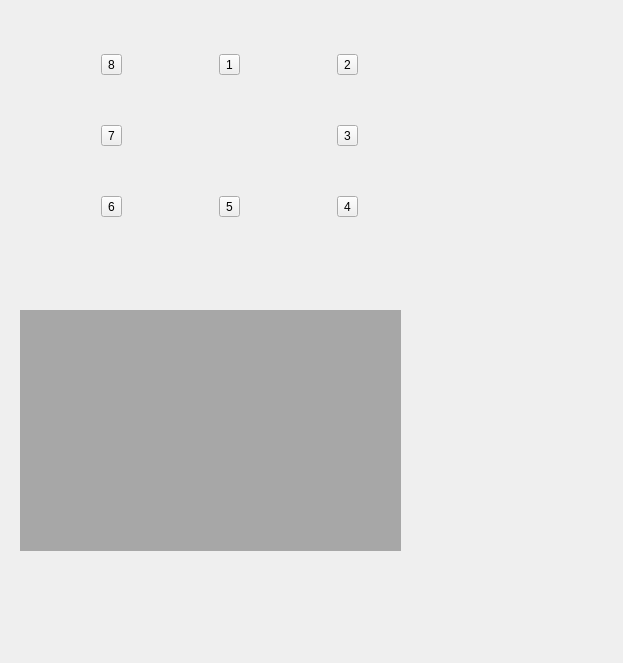
Before: the Qt Designer form podwindow.ui in Mayazure/MyoControl, drawn with Qt 5.
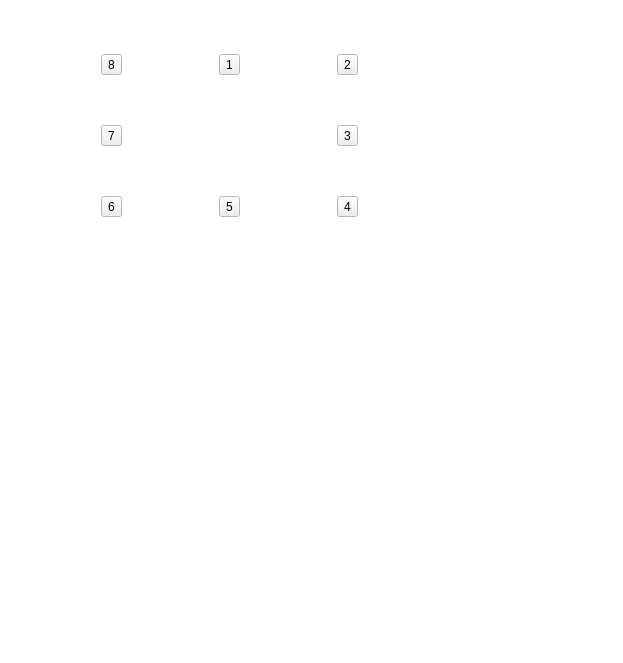
After: the same form once the commit is applied.

What changed in the file:
```diff
--- a/podwindow.ui
+++ b/podwindow.ui
@@ -10,6 +10,70 @@
     <height>663</height>
    </rect>
   </property>
+  <property name="palette">
+   <palette>
+    <active>
+     <colorrole role="Base">
+      <brush brushstyle="SolidPattern">
+       <color alpha="255">
+        <red>255</red>
+        <green>255</green>
+        <blue>255</blue>
+       </color>
+      </brush>
+     </colorrole>
+     <colorrole role="Window">
+      <brush brushstyle="SolidPattern">
+       <color alpha="255">
+        <red>255</red>
+        <green>255</green>
+        <blue>255</blue>
+       </color>
+      </brush>
+     </colorrole>
+    </active>
+    <inactive>
+     <colorrole role="Base">
+      <brush brushstyle="SolidPattern">
+       <color alpha="255">
+        <red>255</red>
+        <green>255</green>
+        <blue>255</blue>
+       </color>
+      </brush>
+     </colorrole>
+     <colorrole role="Window">
+      <brush brushstyle="SolidPattern">
+       <color alpha="255">
+        <red>255</red>
+        <green>255</green>
+        <blue>255</blue>
+       </color>
+      </brush>
+     </colorrole>
+    </inactive>
+    <disabled>
+     <colorrole role="Base">
+      <brush brushstyle="SolidPattern">
+       <color alpha="255">
+        <red>255</red>
+        <green>255</green>
+        <blue>255</blue>
+       </color>
+      </brush>
+     </colorrole>
+     <colorrole role="Window">
+      <brush brushstyle="SolidPattern">
+       <color alpha="255">
+        <red>255</red>
+        <green>255</green>
+        <blue>255</blue>
+       </color>
+      </brush>
+     </colorrole>
+    </disabled>
+   </palette>
+  </property>
   <property name="windowTitle">
    <string>Form</string>
   </property>
@@ -85,9 +149,9 @@
    <property name="geometry">
     <rect>
      <x>20</x>
-     <y>310</y>
-     <width>381</width>
-     <height>241</height>
+     <y>280</y>
+     <width>411</width>
+     <height>371</height>
     </rect>
    </property>
    <property name="palette">
@@ -290,20 +354,35 @@
     </palette>
    </property>
    <property name="autoFillBackground">
-    <bool>true</bool>
+    <bool>false</bool>
    </property>
-   <layout class="QVBoxLayout" name="verticalLayout"/>
-  </widget>
-  <widget class="QWidget" name="verticalLayoutWidget">
-   <property name="geometry">
-    <rect>
-     <x>460</x>
-     <y>270</y>
-     <width>160</width>
-     <height>80</height>
-    </rect>
-   </property>
-   <layout class="QVBoxLayout" name="ver"/>
+   <layout class="QVBoxLayout" name="verticalLayout">
+    <property name="spacing">
+     <number>0</number>
+    </property>
+    <property name="leftMargin">
+     <number>0</number>
+    </property>
+    <property name="topMargin">
+     <number>0</number>
+    </property>
+    <property name="rightMargin">
+     <number>0</number>
+    </property>
+    <property name="bottomMargin">
+     <number>0</number>
+    </property>
+    <item>
+     <layout class="QGridLayout" name="grid">
+      <property name="sizeConstraint">
+       <enum>QLayout::SetFixedSize</enum>
+      </property>
+      <property name="spacing">
+       <number>0</number>
+      </property>
+     </layout>
+    </item>
+   </layout>
   </widget>
  </widget>
  <resources/>
```
